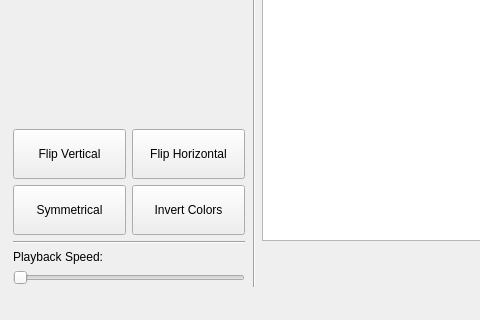
Old version of the form A6-SpriteEditor/A6-SpriteEditor/mainwindow.ui in the repository thePeterPan/CS3505-2016; both pictures show x 0 to 480 and y 400 to 720 of the 1280 by 720 pixel window.
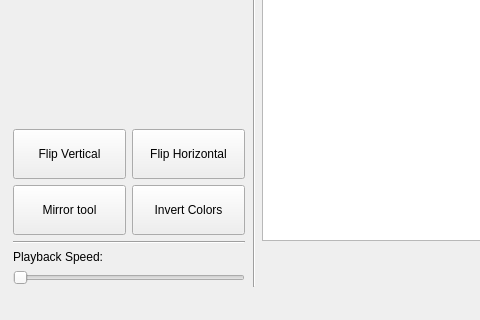
New version of the form. Icons and pictures are not drawn. Custom widgets are drawn as their Qt base class.

What changed in the file:
```diff
--- a/A6-SpriteEditor/A6-SpriteEditor/mainwindow.ui
+++ b/A6-SpriteEditor/A6-SpriteEditor/mainwindow.ui
@@ -179,7 +179,7 @@
            </size>
           </property>
           <property name="text">
-           <string>Symmetrical</string>
+           <string>Mirror tool</string>
           </property>
          </widget>
         </item>
```
Left out of the diff: 34 changed lines with no effect on the pictures.
